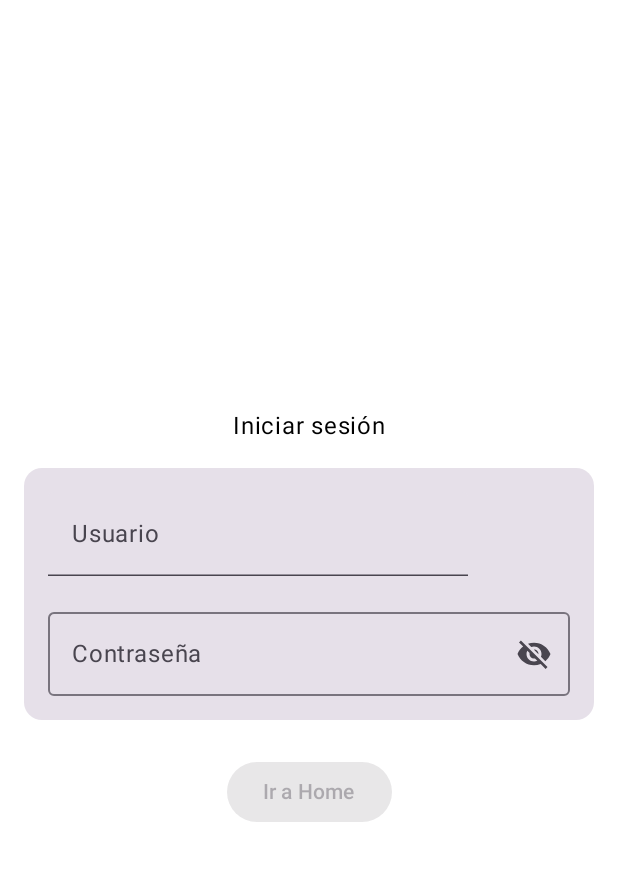
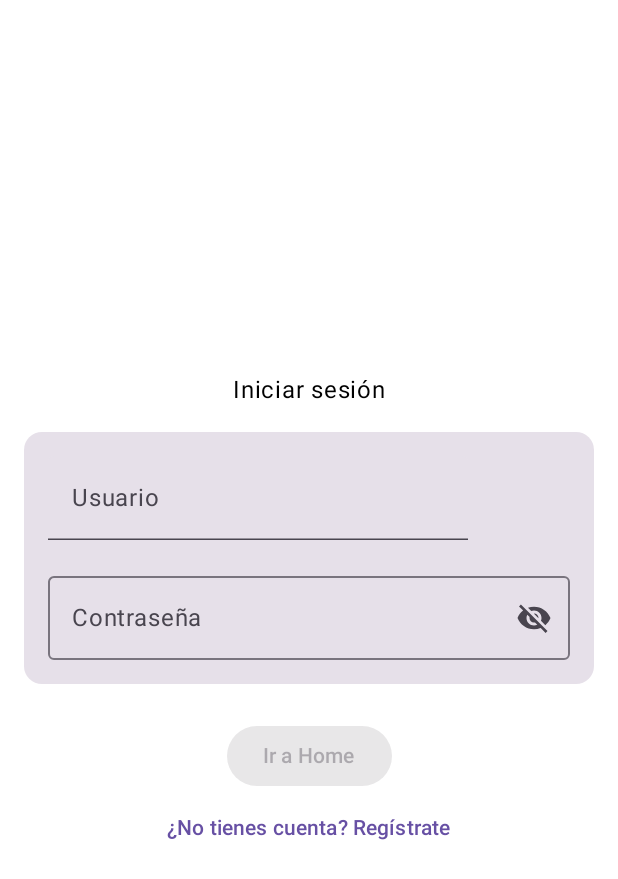
Before and after one commit to vetocanti/ExampleApp, an Android app built with Jetpack Compose: the screen it shows after launch (MainActivity), on a phone screen of 412 x 824 dp. Shown: the top 879 px of the screen. Run offline under Robolectric (Android 15) with nearby library versions, the phone set to English and light mode, and no system bars.

```diff
--- a/app/src/main/java/com/example/exampleapp/navigation/AppNav.kt
+++ b/app/src/main/java/com/example/exampleapp/navigation/AppNav.kt
@@ -6,8 +6,8 @@ import androidx.navigation.compose.composable
 import androidx.navigation.compose.rememberNavController
 import com.example.exampleapp.ui.screens.detail.DetailScreen
 import com.example.exampleapp.ui.screens.home.HomeScreen
-// 1. IMPORTAR la pantalla que falta
 import com.example.exampleapp.ui.screens.login.LoginScreen
+import com.example.exampleapp.ui.screens.register.RegisterScreen
 
 @Composable
 fun AppNav() {
@@ -24,7 +24,8 @@ fun AppNav() {
                 onGo = { username -> // El 'username' viene desde LoginScreen
                     // 3. Al hacer clic, navega a "home".
                     nav.navigate("home")
-                }
+                },
+                onGoToRegister = { nav.navigate("register") }
             )
         }
 
@@ -48,5 +49,11 @@ fun AppNav() {
             requireNotNull(id) { "El ID no puede ser nulo" }
             DetailScreen(id = id)
         }
+
+        composable(route = "register") {
+            RegisterScreen(onGo= { nav.navigate("login") {
+                popUpTo("login") { inclusive = true}
+            } })
+        }
     }
 }
--- a/app/src/main/java/com/example/exampleapp/ui/screens/login/LoginScreen.kt
+++ b/app/src/main/java/com/example/exampleapp/ui/screens/login/LoginScreen.kt
@@ -9,6 +9,7 @@ import androidx.compose.foundation.layout.padding
 import androidx.compose.material3.Button // <-- 1. Importa el componente Button
 import androidx.compose.material3.Card
 import androidx.compose.material3.Text
+import androidx.compose.material3.TextButton
 import androidx.compose.material3.TextField
 import androidx.compose.runtime.Composable
 import androidx.compose.runtime.getValue
@@ -22,7 +23,7 @@ import androidx.compose.ui.unit.dp
 import com.example.exampleapp.ui.components.PasswordTextField
 
 @Composable
-fun LoginScreen(onGo: (String) -> Unit) {
+fun LoginScreen(onGo: (String) -> Unit, onGoToRegister: () -> Unit) {
     // El estado para el campo de usuario (ya lo tenías)
     var textState by remember { mutableStateOf(TextFieldValue("")) }
     // El estado para la contraseña (ya lo tenías)
@@ -78,5 +79,11 @@ fun LoginScreen(onGo: (String) -> Unit) {
         ) {
             Text("Ir a Home")
         }
+        TextButton(onClick = {
+            onGoToRegister()
+        /* Aquí necesitamos un callback para ir a registro */ }) {
+
+            Text("¿No tienes cuenta? Regístrate")
+        }
     }
 }
```
Also changed, not shown: app/src/main/java/com/example/exampleapp/ui/screens/register/Register.kt (added, +85 -0 lines).
